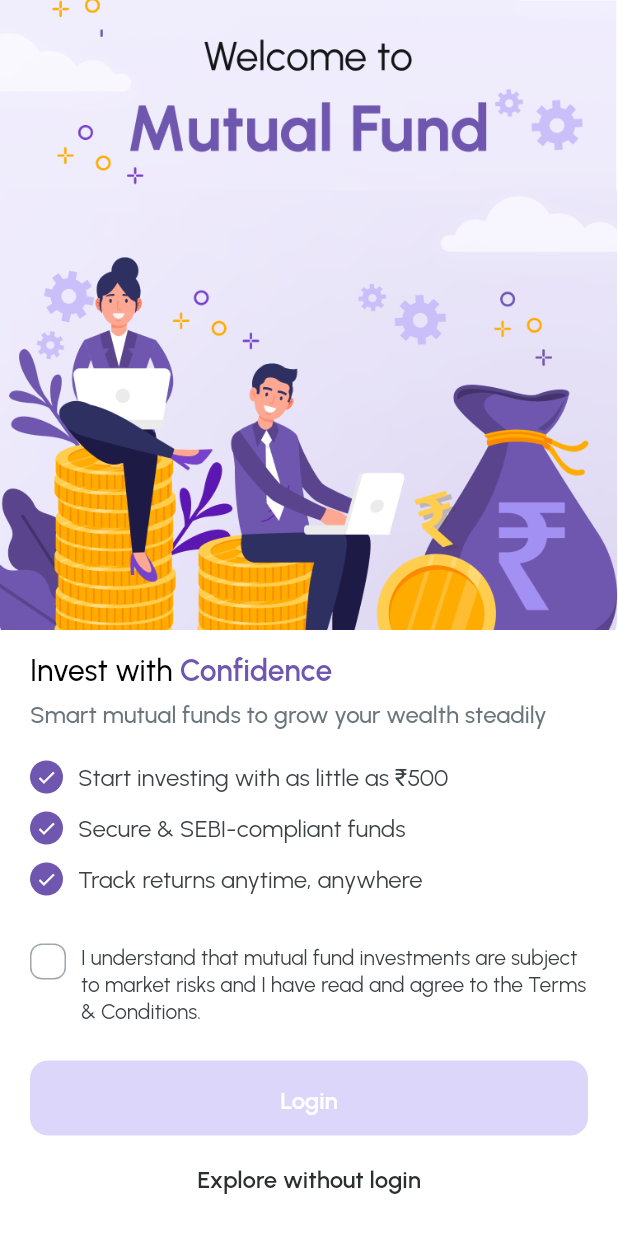
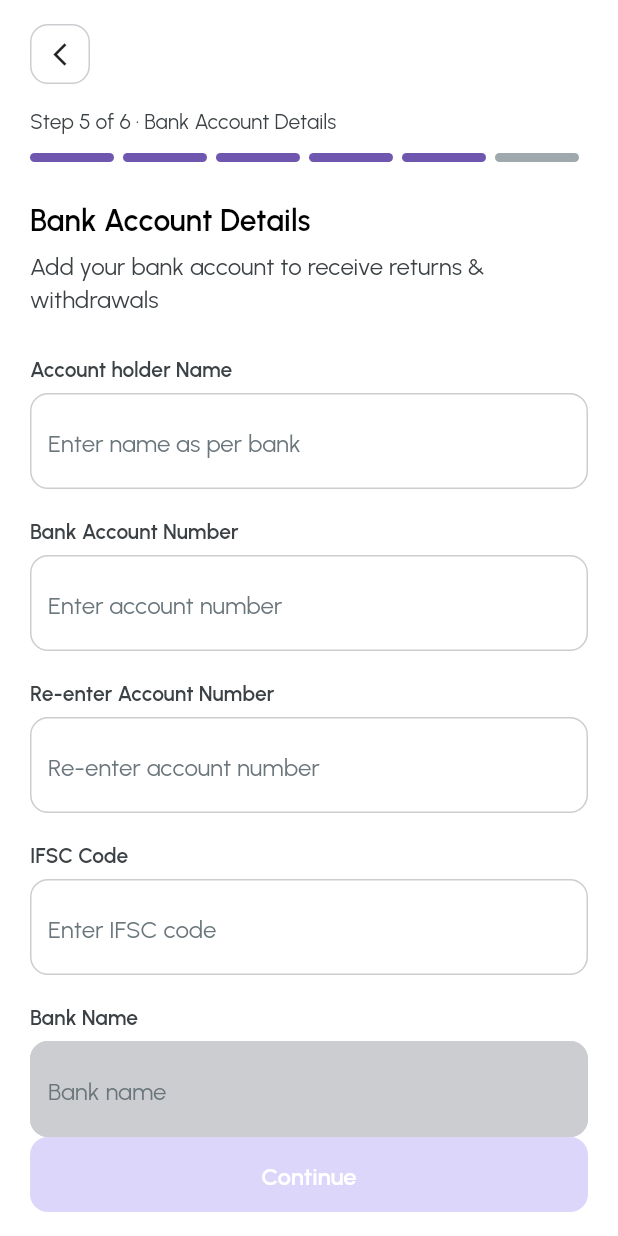
Before and after one commit to Satyajit-Codys/phdcapital-mf-mobile, a Flutter app: the screen it shows after launch, after a tap on "Skip", on a phone screen of 412 x 824 dp. Run offline on Flutter 3.47's test engine with Material 3 defaults, Android fonts, the phone set to English and light mode, and no system bars; our stand-ins replace flutter_svg, get, google_fonts.

Commit message:
Added add bank account and bank details verification screens

```diff
--- a/lib/app/routes.dart
+++ b/lib/app/routes.dart
@@ -1,5 +1,7 @@
 import 'package:get/get.dart';
 import 'package:phdcapital_mf_mobile/modules/address_details/address_details_screen.dart';
+import 'package:phdcapital_mf_mobile/modules/bank_account/bank_account_screen.dart';
+import 'package:phdcapital_mf_mobile/modules/bank_verification/bank_verification_screen.dart';
 import 'package:phdcapital_mf_mobile/modules/create_pin/create_pin_screen.dart';
 import 'package:phdcapital_mf_mobile/modules/language/language_screen.dart';
 import 'package:phdcapital_mf_mobile/modules/login/login_screen.dart';
@@ -21,6 +23,8 @@ class Routes {
   static const panVerify = "/pan-verify";
   static const addressDetails = "/address-details";
   static const nominee = "/nominee";
+  static const bankAccount = "/bank-account";
+  static const bankVerification = "/bank-verification";
 }
 
 class AppPages {
@@ -35,5 +39,10 @@ class AppPages {
     GetPage(name: Routes.panVerify, page: () => PanVerificationScreen()),
     GetPage(name: Routes.addressDetails, page: () => AddressDetailsScreen()),
     GetPage(name: Routes.nominee, page: () => NomineeScreen()),
+    GetPage(name: Routes.bankAccount, page: () => BankAccountDetailsScreen()),
+    GetPage(
+      name: Routes.bankVerification,
+      page: () => BankVerificationScreen(),
+    ),
   ];
 }
--- a/lib/core/constants/app_colors.dart
+++ b/lib/core/constants/app_colors.dart
@@ -87,16 +87,15 @@ class AppColors {
 
   // --------------------------------------------------
   // ORANGE / WARNING
-  // --------------------------------------------------
-  static const Color orange950 = Color(0xFF04251A);
-  static const Color orange900 = Color(0xFF053827);
-  static const Color orange800 = Color(0xFF08543A);
-  static const Color orange700 = Color(0xFF0B7551);
-  static const Color orange600 = Color(0xFF0E9567);
-  static const Color orange500 = Color(0xFF10A874);
-  static const Color orange400 = Color(0xFF14D291);
-  static const Color orange300 = Color(0xFF2DEBAB);
-  static const Color orange200 = Color(0xFF5CF0BD);
-  static const Color orange100 = Color(0xFFA2F6D9);
-  static const Color orange50 = Color(0xFFD4FBF0);
+  static const Color orange950 = Color(0xFF4A2B0A);
+  static const Color orange900 = Color(0xFF6B3A0D);
+  static const Color orange800 = Color(0xFF8C4A10);
+  static const Color orange700 = Color(0xFFAD5B13);
+  static const Color orange600 = Color(0xFFCE6C16);
+  static const Color orange500 = Color(0xFFE38B29);
+  static const Color orange400 = Color(0xFFED9F4D);
+  static const Color orange300 = Color(0xFFF3B774);
+  static const Color orange200 = Color(0xFFF8D1A8);
+  static const Color orange100 = Color(0xFFFBE6CF);
+  static const Color orange50 = Color(0xFFFFF1E0);
 }
--- a/lib/modules/address_details/address_details_screen.dart
+++ b/lib/modules/address_details/address_details_screen.dart
@@ -56,12 +56,12 @@ class AddressDetailsScreen extends StatelessWidget {
               const SizedBox(height: 16),
 
               Text(
-                "Step 3 of 5 · Address Details",
+                "Step 3 of 6 · Address Details",
                 style: AppTextStyles.body5Regular,
               ),
 
               const SizedBox(height: 12),
-              StepIndicator(current: 3, total: 5),
+              StepIndicator(current: 3, total: 6),
 
               const SizedBox(height: 24),
               Text("Address Details", style: AppTextStyles.h3SemiBold),
--- /dev/null
+++ b/lib/modules/bank_account/bank_account_controller.dart
@@ -0,0 +1,83 @@
+import 'package:flutter/material.dart';
+import 'package:get/get.dart';
+
+class BankAccountController extends GetxController {
+  final accountHolderController = TextEditingController();
+  final accountNumberController = TextEditingController();
+  final reAccountNumberController = TextEditingController();
+  final ifscController = TextEditingController();
+  final bankNameController = TextEditingController();
+
+  final RxBool isPrimary = true.obs;
+
+  final RxBool isIfscValid = true.obs;
+  final RxBool isAccountMatch = true.obs;
+  final RxBool isAccountNumberValid = true.obs;
+  final RxBool isFormValid = false.obs;
+
+  @override
+  void onInit() {
+    super.onInit();
+
+    accountHolderController.addListener(validateForm);
+    accountNumberController.addListener(validateForm);
+    reAccountNumberController.addListener(validateForm);
+    ifscController.addListener(validateForm);
+
+    validateForm();
+  }
+
+  bool _isValidAccountNumber(String acc) {
+    return RegExp(r'^[0-9]{9,18}$').hasMatch(acc);
+  }
+
+  bool _isValidIfsc(String ifsc) {
+    return RegExp(r'^[A-Z]{4}0[A-Z0-9]{6}$').hasMatch(ifsc);
+  }
+
+  void validateForm() {
+    final holder = accountHolderController.text.trim();
+    final acc = accountNumberController.text.trim();
+    final reAcc = reAccountNumberController.text.trim();
+    final ifsc = ifscController.text.trim().toUpperCase();
+
+    // Account number validation
+    isAccountNumberValid.value = acc.isEmpty
+        ? true
+        : _isValidAccountNumber(acc);
+
+    // Match validation (only after re-enter starts)
+    if (reAcc.isEmpty) {
+      isAccountMatch.value = true;
+    } else {
+      isAccountMatch.value = acc == reAcc;
+    }
+
+    // IFSC validation
+    if (ifsc.isEmpty) {
+      isIfscValid.value = true;
+      bankNameController.clear();
+    } else {
+      isIfscValid.value = _isValidIfsc(ifsc);
+      bankNameController.text = isIfscValid.value ? "HDFC Bank" : "";
+    }
+
+    isFormValid.value =
+        holder.isNotEmpty &&
+        isAccountNumberValid.value &&
+        isAccountMatch.value &&
+        isIfscValid.value &&
+        acc.isNotEmpty &&
+        reAcc.isNotEmpty;
+  }
+
+  @override
+  void onClose() {
+    accountHolderController.dispose();
+    accountNumberController.dispose();
+    reAccountNumberController.dispose();
+    ifscController.dispose();
+    bankNameController.dispose();
+    super.onClose();
+  }
+}
--- /dev/null
+++ b/lib/modules/bank_account/bank_account_screen.dart
@@ -0,0 +1,241 @@
+import 'package:flutter/material.dart';
+import 'package:get/get.dart';
+import 'package:phdcapital_mf_mobile/core/enums/app_input_enum.dart';
+import 'package:phdcapital_mf_mobile/widgets/app_switch.dart';
+import '../../core/constants/app_colors.dart';
+import '../../core/constants/app_text_styles.dart';
+import '../../core/enums/app_button_enum.dart';
+import '../../widgets/app_input.dart';
+import '../../widgets/app_button.dart';
+import '../../widgets/personal_details/step_indicator.dart';
+import 'bank_account_controller.dart';
+
+class BankAccountDetailsScreen extends StatelessWidget {
+  BankAccountDetailsScreen({super.key});
+
+  final controller = Get.put(BankAccountController());
+
+  @override
+  Widget build(BuildContext context) {
+    return Scaffold(
+      backgroundColor: AppColors.white100,
+      resizeToAvoidBottomInset: true,
+
+      // 🔽 FIXED CTA
+      bottomNavigationBar: Obx(
+        () => Padding(
+          padding: EdgeInsets.only(
+            left: 20,
+            right: 20,
+            bottom: 16 + MediaQuery.of(context).viewInsets.bottom,
+          ),
+          child: AppButton(
+            title: "Continue",
+            variant: AppButtonVariant.fill,
+            state: controller.isFormValid.value
+                ? AppButtonState.enabled
+                : AppButtonState.disabled,
+            onPressed: controller.isFormValid.value
+                ? () {
+                    Get.toNamed(
+                      "/bank-verification",
+                      arguments: {
+                        "bankName": controller.bankNameController.text.trim(),
+                        "accountHolder": controller.accountHolderController.text
+                            .trim(),
+                        "accountNumber": controller.accountNumberController.text
+                            .trim(),
+                        "ifsc": controller.ifscController.text.trim(),
+                      },
+                    );
+                  }
+                : null,
+          ),
+        ),
+      ),
+
+      body: SafeArea(
+        child: SingleChildScrollView(
+          padding: const EdgeInsets.fromLTRB(20, 16, 20, 24),
+          child: Column(
+            crossAxisAlignment: CrossAxisAlignment.start,
+            children: [
+              _backButton(),
+              const SizedBox(height: 16),
+
+              Text(
+                "Step 5 of 6 · Bank Account Details",
+                style: AppTextStyles.body5Regular,
+              ),
+
+              const SizedBox(height: 12),
+              StepIndicator(current: 5, total: 6),
+
+              const SizedBox(height: 24),
+              Text("Bank Account Details", style: AppTextStyles.h3SemiBold),
+              const SizedBox(height: 6),
+              Text(
+                "Add your bank account to receive returns & withdrawals",
+                style: AppTextStyles.body4Regular,
+              ),
+
+              const SizedBox(height: 24),
+
+              // Account holder
+              AppInput(
+                label: "Account holder Name",
+                hint: "Enter name as per bank",
+                controller: controller.accountHolderController,
+              ),
+
+              const SizedBox(height: 16),
+
+              // Account number
+              Obx(
+                () => AppInput(
+                  label: "Bank Account Number",
+                  hint: "Enter account number",
+                  controller: controller.accountNumberController,
+                  keyboardType: TextInputType.number,
+                  state: controller.isAccountNumberValid.value
+                      ? AppInputState.normal
+                      : AppInputState.wrong,
+                ),
+              ),
+
+              Obx(
+                () => !controller.isAccountNumberValid.value
+                    ? Padding(
+                        padding: const EdgeInsets.only(top: 4),
+                        child: Text(
+                          "Enter a valid account number (9–18 digits)",
+                          style: AppTextStyles.body5Regular.copyWith(
+                            color: AppColors.red500,
+                          ),
+                        ),
+                      )
+                    : const SizedBox.shrink(),
+              ),
+
+              const SizedBox(height: 16),
+
+              // Re-enter account number
+              Obx(
+                () => AppInput(
+                  label: "Re-enter Account Number",
+                  hint: "Re-enter account number",
+                  controller: controller.reAccountNumberController,
+                  keyboardType: TextInputType.number,
+                  state: controller.isAccountMatch.value
+                      ? AppInputState.normal
+                      : AppInputState.wrong,
+                ),
+              ),
+
+              Obx(
+                () =>
+                    (!controller.isAccountMatch.value &&
+                        controller.reAccountNumberController.text.isNotEmpty)
+                    ? Padding(
+                        padding: const EdgeInsets.only(top: 4),
+                        child: Text(
+                          "Account numbers do not match",
+                          style: AppTextStyles.body5Regular.copyWith(
+                            color: AppColors.red500,
+                          ),
+                        ),
+                      )
+                    : const SizedBox.shrink(),
+              ),
+
+              const SizedBox(height: 16),
+
+              // IFSC
+              Obx(
+                () => AppInput(
+                  label: "IFSC Code",
+                  hint: "Enter IFSC code",
+                  controller: controller.ifscController,
+                  state: controller.isIfscValid.value
+                      ? AppInputState.normal
+                      : AppInputState.wrong,
+                ),
+              ),
+
+              Obx(
+                () => !controller.isIfscValid.value
+                    ? Padding(
+                        padding: const EdgeInsets.only(top: 4),
+                        child: Text(
+                          "Enter a valid IFSC code",
+                          style: AppTextStyles.body5Regular.copyWith(
+                            color: AppColors.red500,
+                          ),
+                        ),
+                      )
+                    : const SizedBox.shrink(),
+              ),
+
+              const SizedBox(height: 16),
+
+              // Bank name (auto-filled / read-only)
+              AppInput(
+                label: "Bank Name",
+                hint: "Bank name",
+                controller: controller.bankNameController,
+                readOnly: true,
+                state: AppInputState.normal,
+              ),
+
+              const SizedBox(height: 24),
+
+              // Primary toggle
+              Obx(
+                () => Row(
+                  mainAxisAlignment: MainAxisAlignment.spaceBetween,
+                  children: [
+                    Column(
+                      crossAxisAlignment: CrossAxisAlignment.start,
+                      children: [
+                        Text(
+                          "Set as primary bank account",
+                          style: AppTextStyles.body3SemiBold,
+                        ),
+                        const SizedBox(height: 4),
+                        Text(
+                          "Primary account will be used for all payments",
+                          style: AppTextStyles.body5Regular,
+                        ),
+                      ],
+                    ),
+                    AppSwitch(
+                      value: controller.isPrimary.value,
+                      onChanged: (v) => controller.isPrimary.value = v,
+                    ),
+                  ],
+                ),
+              ),
+
+              const SizedBox(height: 120),
+            ],
+          ),
+        ),
+      ),
+    );
+  }
+
+  Widget _backButton() {
+    return InkWell(
+      onTap: () => Get.back(),
+      child: Container(
+        height: 40,
+        width: 40,
+        decoration: BoxDecoration(
+          border: Border.all(color: AppColors.grey100),
+          borderRadius: BorderRadius.circular(12),
+        ),
+        child: const Icon(Icons.arrow_back_ios_new, size: 18),
+      ),
+    );
+  }
+}
--- a/lib/modules/language/language_screen.dart
+++ b/lib/modules/language/language_screen.dart
@@ -163,7 +163,7 @@ class LanguageScreen extends StatelessWidget {
       child: GestureDetector(
         onTap: () {
           // Skip logic
-          Get.toNamed("/welcome");
+          Get.toNamed("/bank-account");
         },
         child: Text("Skip", style: AppTextStyles.body3SemiBold),
       ),
--- a/lib/modules/nominee/nominee_screen.dart
+++ b/lib/modules/nominee/nominee_screen.dart
@@ -85,6 +85,7 @@ class NomineeScreen extends StatelessWidget {
                           );
                           return;
                         }
+                        Get.toNamed("/bank-account");
                       }
                     : null,
               ),
@@ -103,11 +104,11 @@ class NomineeScreen extends StatelessWidget {
               const SizedBox(height: 16),
 
               Text(
-                "Step 4 of 5 · Add Nominee",
+                "Step 4 of 6 · Add Nominee",
                 style: AppTextStyles.body5Regular,
               ),
               const SizedBox(height: 12),
-              StepIndicator(current: 4, total: 5),
+              StepIndicator(current: 4, total: 6),
 
               const SizedBox(height: 24),
               Obx(() {
--- a/lib/modules/pan_verification/pan_verification_screen.dart
+++ b/lib/modules/pan_verification/pan_verification_screen.dart
@@ -72,12 +72,12 @@ class PanVerificationScreen extends StatelessWidget {
               const SizedBox(height: 16),
 
               Text(
-                "Step 2 of 5 · PAN Verification",
+                "Step 2 of 6 · PAN Verification",
                 style: AppTextStyles.body5Regular,
               ),
 
               const SizedBox(height: 12),
-              StepIndicator(current: 2, total: 5),
+              StepIndicator(current: 2, total: 6),
 
               const SizedBox(height: 24),
               Text("PAN Verification", style: AppTextStyles.h3SemiBold),
--- a/lib/modules/personal_details/personal_details_screen.dart
+++ b/lib/modules/personal_details/personal_details_screen.dart
@@ -29,11 +29,11 @@ class PersonalDetailsScreen extends StatelessWidget {
               _backButton(),
               const SizedBox(height: 16),
               Text(
-                "Step 1 of 5 · Personal Information",
+                "Step 1 of 6 · Personal Information",
                 style: AppTextStyles.body5Regular,
               ),
               const SizedBox(height: 12),
-              StepIndicator(current: 1, total: 5),
+              StepIndicator(current: 1, total: 6),
               const SizedBox(height: 24),
               _header(),
               const SizedBox(height: 24),
--- a/lib/widgets/app_input.dart
+++ b/lib/widgets/app_input.dart
@@ -72,6 +72,8 @@ class AppInput extends StatelessWidget {
           onTap: onTap, // 👈 IMPORTANT
           style: AppTextStyles.inputText.copyWith(color: _textColor),
           decoration: InputDecoration(
+            filled: readOnly,
+            fillColor: readOnly ? AppColors.grey100 : AppColors.white100,
             hintText: hint,
             hintStyle: AppTextStyles.inputText.copyWith(
               color: AppColors.grey400,
```
Also changed, not shown: lib/modules/bank_verification/bank_verification_controller.dart (added, +55 -0 lines), lib/modules/bank_verification/bank_verification_screen.dart (added, +208 -0 lines), lib/widgets/segmented_loader.dart (added, +81 -0 lines).
